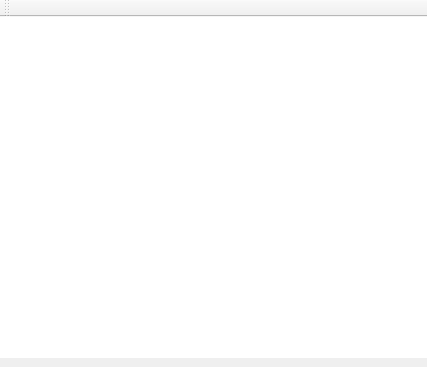
First picture: the form in crushcolorsaga/mainwindow.ui, repository scorpheus/crush-color-saga-ggj2014, before the edit.
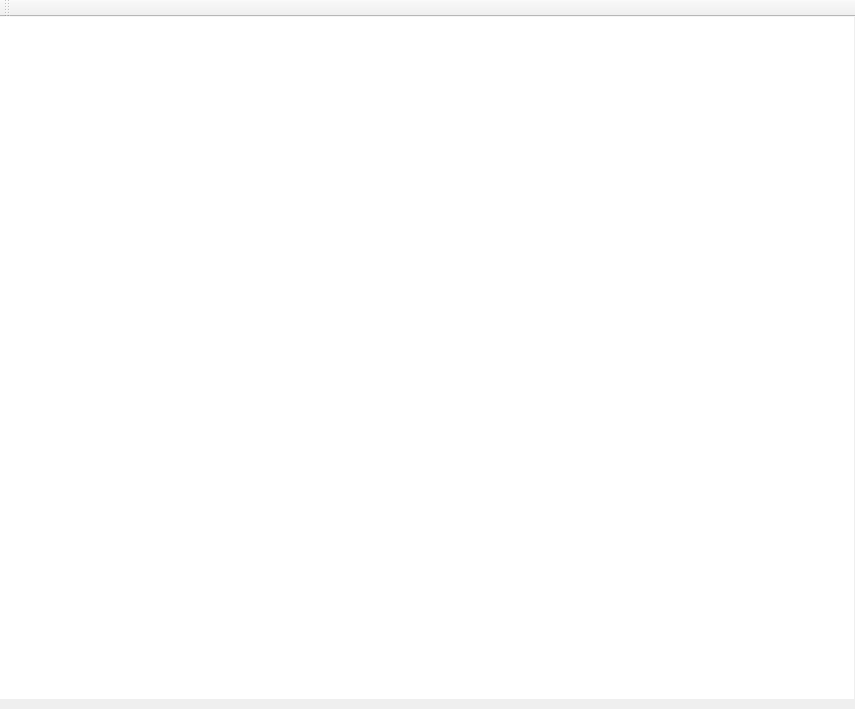
Second picture: the form after the edit.

What changed in the file:
```diff
--- a/crushcolorsaga/mainwindow.ui
+++ b/crushcolorsaga/mainwindow.ui
@@ -6,8 +6,8 @@
    <rect>
     <x>0</x>
     <y>0</y>
-    <width>427</width>
-    <height>367</height>
+    <width>855</width>
+    <height>709</height>
    </rect>
   </property>
   <property name="windowTitle">
@@ -19,8 +19,8 @@
      <rect>
       <x>0</x>
       <y>0</y>
-      <width>427</width>
-      <height>341</height>
+      <width>854</width>
+      <height>682</height>
      </rect>
     </property>
     <property name="sizePolicy">
```
Left out of the diff: 2 changed lines with no effect on the pictures.
